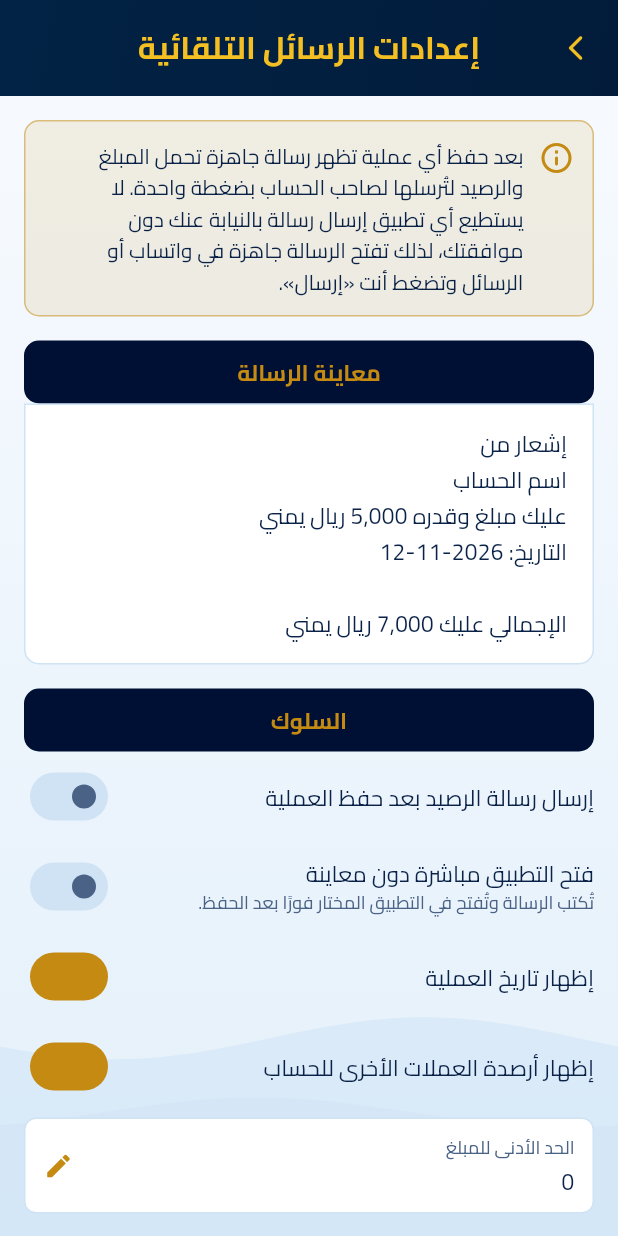
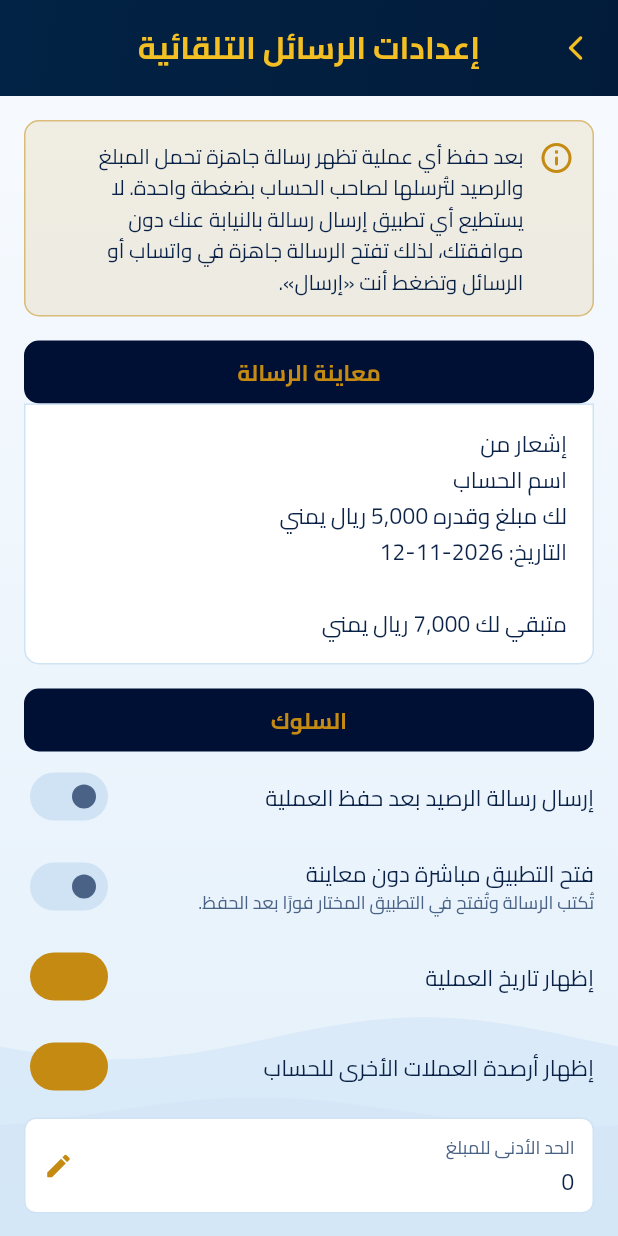
Before and after one commit to aqdev-hub/dyooni, a Flutter app: the AutoMessageSettingsScreen screen opened by its route, on a phone screen of 412 x 824 dp. Run offline on Flutter 3.47's test engine with Material 3 defaults, Android fonts, the phone set to English and light mode, and no system bars; our stand-ins replace cloud_firestore, file_picker, firebase_auth, firebase_core, flutter_contacts, flutter_local_notifications and 14 more; missing offline and left inert: arabic_reshaper, encrypt, excel_plus, extension_google_sign_in_as_googleapis_auth, flutter_facebook_auth, googleapis and 4 more; accounts and stored records are empty.

Commit message:
Voice: re-arm wake word after a saved entry, built-in currency words, richer confirm/edit words; auto messages: «متبقي لك/عليك» by direction
Co-Authored-By: Claude Sonnet 5.5 <noreply@anthropic.com>
Claude-Session: https://claude.ai/code/session_01Cm91CMp2cgN9WEm6vaiSe9

```diff
--- a/lib/core/l10n/app_ar.arb
+++ b/lib/core/l10n/app_ar.arb
@@ -739,8 +739,8 @@
   "autoDefaultIntro": "إشعار من",
   "autoDefaultHolderOwes": "عليك مبلغ وقدره",
   "autoDefaultOwedToHolder": "لك مبلغ وقدره",
-  "autoDefaultTotalHolderOwes": "الإجمالي عليك",
-  "autoDefaultTotalOwedToHolder": "الإجمالي لك",
+  "autoDefaultTotalHolderOwes": "متبقي عليك",
+  "autoDefaultTotalOwedToHolder": "متبقي لك",
   "autoDefaultSettled": "الرصيد مسدّد بالكامل",
   "autoDefaultDetailsPrefix": "مقابل",
   "autoDateLabel": "التاريخ",
--- a/lib/core/l10n/app_en.arb
+++ b/lib/core/l10n/app_en.arb
@@ -739,8 +739,8 @@
   "autoDefaultIntro": "Notice from",
   "autoDefaultHolderOwes": "You owe the amount of",
   "autoDefaultOwedToHolder": "You are owed the amount of",
-  "autoDefaultTotalHolderOwes": "Total you owe",
-  "autoDefaultTotalOwedToHolder": "Total owed to you",
+  "autoDefaultTotalHolderOwes": "Remaining you owe",
+  "autoDefaultTotalOwedToHolder": "Remaining in your favour",
   "autoDefaultSettled": "Balance fully settled",
   "autoDefaultDetailsPrefix": "For",
   "autoDateLabel": "Date",
--- a/lib/logic/messages/auto_message_builder.dart
+++ b/lib/logic/messages/auto_message_builder.dart
@@ -61,8 +61,7 @@ class AutoMessageTexts {
   }
 }
 
-/// Net per currency id: positive = the holder owes the user (له), negative = the user owes the
-/// holder (عليه). Currencies that net to zero are kept (value 0) so "settled" can be reported.
+/// Net per currency id: positive = remaining له (لك), negative = remaining عليه (عليك). Currencies that net to zero are kept (value 0) so "settled" can be reported.
 Map<String, double> netByCurrency(List<Transaction> transactions) {
   final out = <String, double>{};
   for (final t in transactions) {
@@ -78,9 +77,9 @@ bool passesMinAmount(AutoMessageSettings s, Transaction entry) => entry.amount >
 
 /// The message sent to the account holder after [entry] was saved.
 ///
-/// Perspective: the message is written TO the holder. An entry recorded as له (the user is
-/// owed) means the holder owes — "عليك مبلغ وقدره"; an entry recorded as عليه means the user owes
-/// the holder — "لك مبلغ وقدره". The same logic picks the wording of the totals.
+/// Perspective: the message is written TO the holder and follows the direction the person sees
+/// in the app: an entry / balance recorded as له is "لك" / "متبقي لك"; one recorded as عليه is
+/// "عليك" / "متبقي عليك". (Earlier versions inverted this, which read wrong to the holder.)
 ///
 /// [accountTransactions] must already include [entry] (the balance is AFTER it).
 /// [currencyNames] maps currency id → the name to print.
@@ -101,7 +100,7 @@ String buildAutoMessage({
   if (header.isNotEmpty) lines.add(header);
   lines.add(account.name);
 
-  final holderOwesEntry = entry.direction == AccountDirection.credit;
+  final holderOwesEntry = entry.direction == AccountDirection.debit;
   lines.add('${holderOwesEntry ? texts.holderOwes : texts.owedToHolder} '
       '${ReportBuilders.formatAmount(entry.amount)} ${nameOf(entry.currency)}');
 
@@ -125,8 +124,8 @@ String buildAutoMessage({
     if (_isZero(net)) {
       lines.add('${texts.settledNote} (${nameOf(c)})');
     } else {
-      if (net > 0) anyHolderOwes = true;
-      lines.add('${net > 0 ? texts.totalHolderOwes : texts.totalOwedToHolder} '
+      if (net < 0) anyHolderOwes = true;
+      lines.add('${net < 0 ? texts.totalHolderOwes : texts.totalOwedToHolder} '
           '${ReportBuilders.formatAmount(net)} ${nameOf(c)}');
     }
   }
@@ -140,7 +139,7 @@ String buildAutoMessage({
         ..add('')
         ..add('${texts.recentHeader}:');
       for (final t in recent) {
-        final who = t.direction == AccountDirection.credit ? texts.shortHolderOwes : texts.shortOwedToHolder;
+        final who = t.direction == AccountDirection.debit ? texts.shortHolderOwes : texts.shortOwedToHolder;
         final d = t.details?.trim() ?? '';
         lines.add('• ${ReportBuilders.formatDate(t.date)}  $who ${ReportBuilders.formatAmount(t.amount)} '
             '${nameOf(t.currency)}${d.isEmpty ? '' : ' — $d'}');
```
Also changed, not shown: lib/logic/voice/spoken_currency.dart (+23 -1 lines), lib/logic/voice/voice_provider.dart (+59 -6 lines), lib/core/l10n/generated/app_localizations.dart, lib/core/l10n/generated/app_localizations_ar.dart, lib/core/l10n/generated/app_localizations_en.dart, 2 other files.
